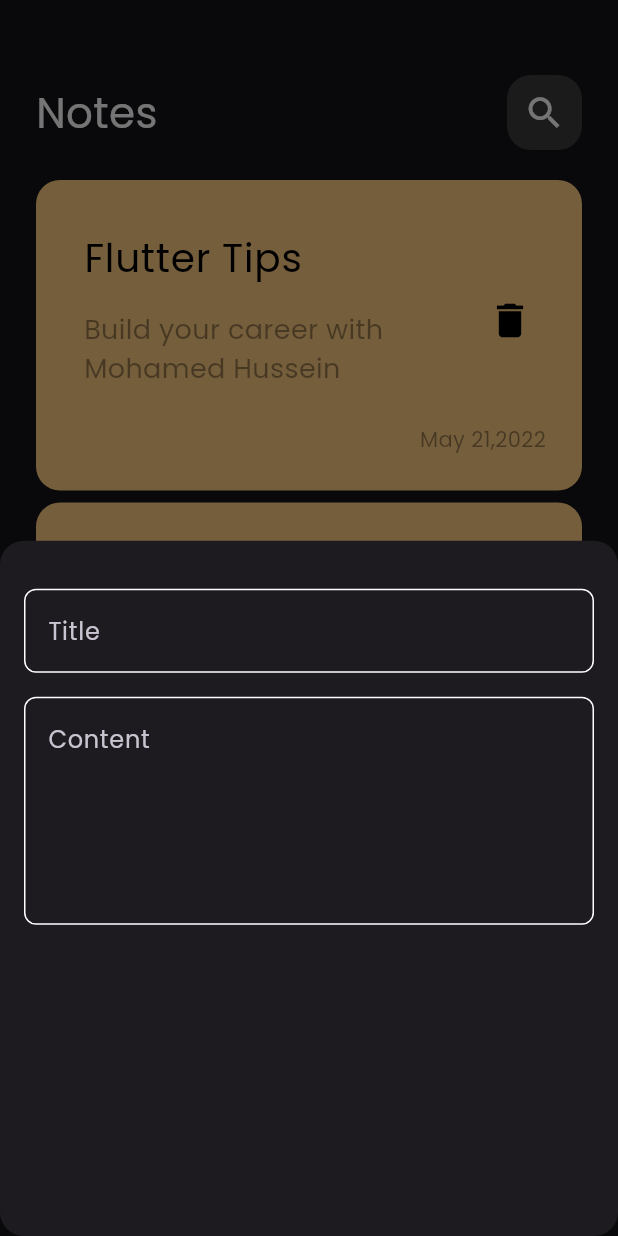
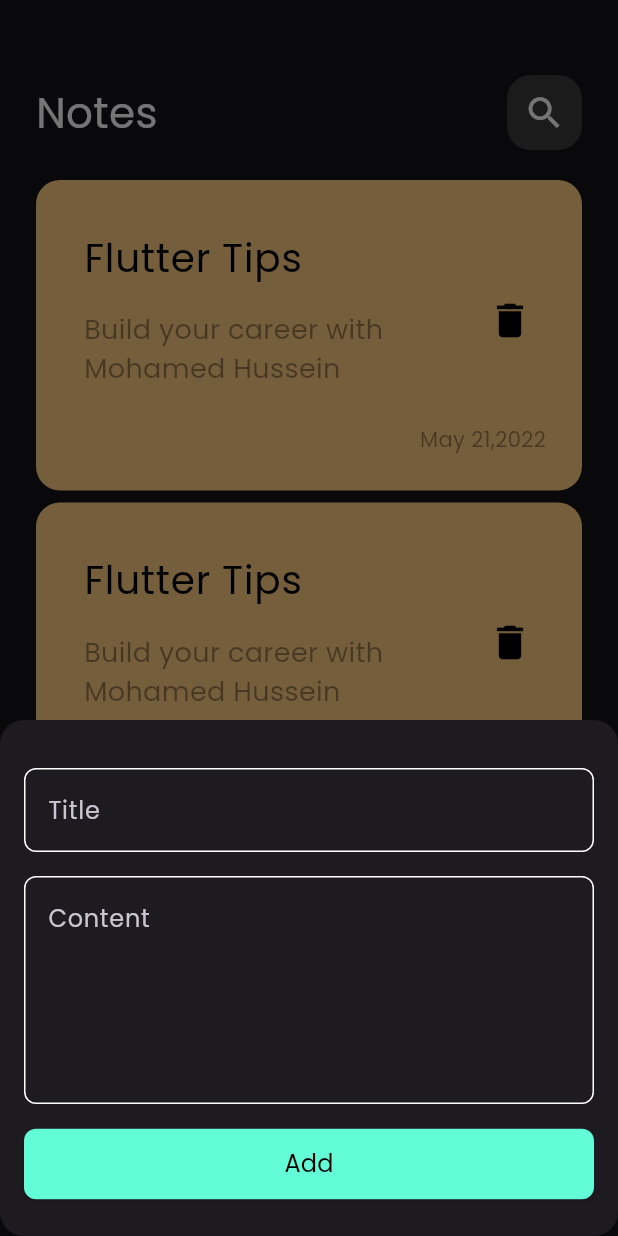
Before and after one commit to MohamedHussein20/Notes_App_Flutter, a Flutter app: the screen it shows after launch, after a tap on the "add" icon, on a phone screen of 412 x 824 dp. Run offline on Flutter 3.47's test engine with Material 3 defaults, Android fonts, the phone set to English and light mode, and no system bars.

Commit message:
create edit note screen

```diff
--- a/lib/widgets/add_note_bottom_sheet.dart
+++ b/lib/widgets/add_note_bottom_sheet.dart
@@ -1,4 +1,5 @@
 import 'package:flutter/material.dart';
+import 'package:notes_app/widgets/add_note_button.dart';
 import 'package:notes_app/widgets/custom_textfield.dart';
 
 class AddNoteBottomSheet extends StatelessWidget {
@@ -8,13 +9,18 @@ class AddNoteBottomSheet extends StatelessWidget {
   Widget build(BuildContext context) {
     return Padding(
       padding: const EdgeInsets.symmetric(horizontal: 16.0),
+      child: SingleChildScrollView(
         child: Column(
           children: [
             SizedBox(height: 32),
             CustomTextField(hintText: 'Title'),
             SizedBox(height: 16),
             CustomTextField(hintText: 'Content', maxLines: 5),
+            SizedBox(height: 16),
+            AddNoteButton(),
+            SizedBox(height: 16),
           ],
+        ),
       ),
     );
   }
--- /dev/null
+++ b/lib/widgets/add_note_button.dart
@@ -0,0 +1,29 @@
+import 'package:flutter/material.dart';
+
+class AddNoteButton extends StatelessWidget {
+  const AddNoteButton({super.key});
+
+  @override
+  Widget build(BuildContext context) {
+    return Padding(
+      padding: const EdgeInsets.only(bottom: 8.0),
+      child: SizedBox(
+        width: MediaQuery.of(context).size.width,
+        child: ElevatedButton(
+          onPressed: () {},
+          style: ElevatedButton.styleFrom(
+            backgroundColor: Color(0xff62fcd7),
+            padding: EdgeInsets.symmetric(vertical: 12.0),
+            shape: RoundedRectangleBorder(
+              borderRadius: BorderRadius.circular(8.0),
+            ),
+          ),
+          child: Text(
+            'Add',
+            style: TextStyle(color: Colors.black, fontSize: 16),
+          ),
+        ),
+      ),
+    );
+  }
+}
--- a/lib/widgets/note_item.dart
+++ b/lib/widgets/note_item.dart
@@ -1,11 +1,21 @@
 import 'package:flutter/material.dart';
+import 'package:notes_app/screens/edit_note_screen.dart';
 
 class NoteItem extends StatelessWidget {
   const NoteItem({super.key});
 
   @override
   Widget build(BuildContext context) {
-    return Container(
+    return GestureDetector(
+      onTap: () {
+        Navigator.push(
+          context,
+          MaterialPageRoute(
+            builder: (context) => const EditNoteScreen(),
+          ),
+        );
+      },
+      child: Container(
         decoration: BoxDecoration(
           color: const Color(0xffFFCC80),
           borderRadius: BorderRadius.circular(16),
@@ -43,6 +53,7 @@ class NoteItem extends StatelessWidget {
             ),
           ],
         ),
+      ),
     );
   }
 }
```
Also changed, not shown: lib/screens/edit_note_screen.dart (added, +13 -0 lines), lib/widgets/edit_note_screen_body.dart (added, +10 -0 lines). Lines whose indentation alone changed are shown as unchanged.
